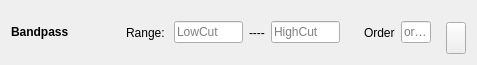
PhysioLabXR/PhysioLabXR-Community, file rena/ui/FilterComponentButterworthBandPass.ui: the form before one commit.
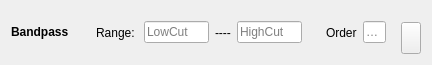
The form after the commit.

```diff
--- a/rena/ui/FilterComponentButterworthBandPass.ui
+++ b/rena/ui/FilterComponentButterworthBandPass.ui
@@ -6,7 +6,7 @@
    <rect>
     <x>0</x>
     <y>0</y>
-    <width>477</width>
+    <width>432</width>
     <height>65</height>
    </rect>
   </property>
@@ -30,7 +30,7 @@
     <widget class="QWidget" name="widget" native="true">
      <property name="minimumSize">
       <size>
-       <width>100</width>
+       <width>70</width>
        <height>32</height>
       </size>
      </property>
@@ -59,7 +59,7 @@
          <bool>true</bool>
         </property>
         <property name="sizePolicy">
-         <sizepolicy hsizetype="Expanding" vsizetype="Fixed">
+         <sizepolicy hsizetype="Expanding" vsizetype="Expanding">
           <horstretch>0</horstretch>
           <verstretch>0</verstretch>
          </sizepolicy>
@@ -78,6 +78,7 @@
         </property>
         <property name="font">
          <font>
+          <weight>75</weight>
           <bold>true</bold>
          </font>
         </property>
```
